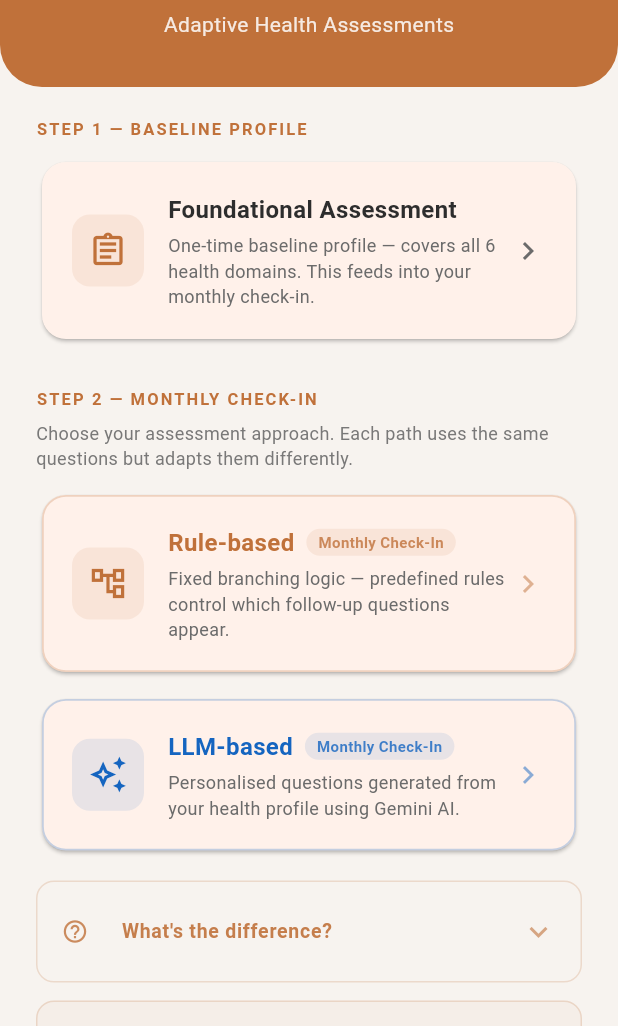
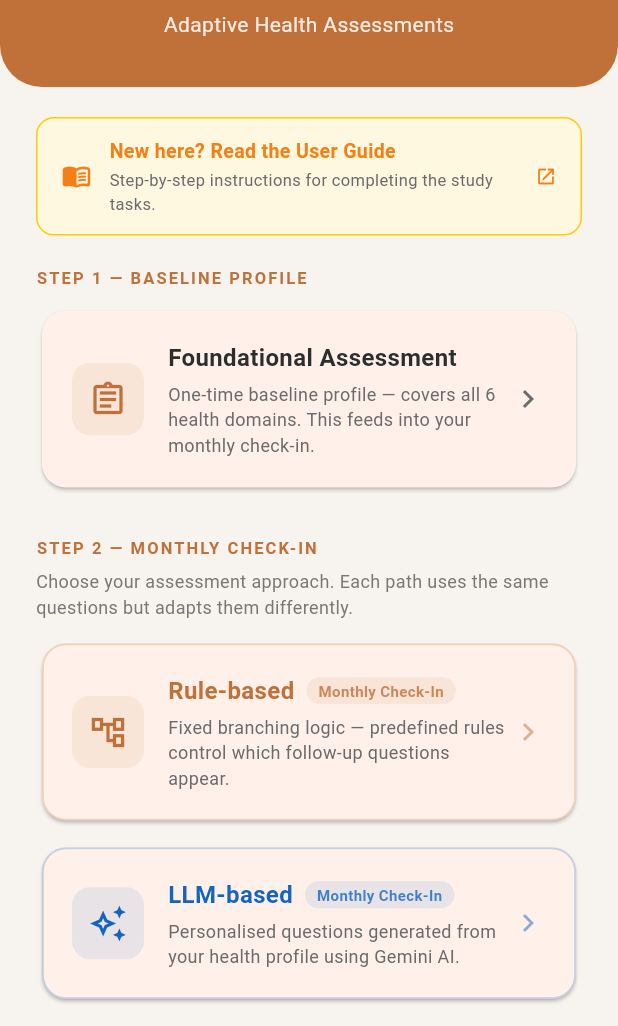
Before and after one commit to JayReeMarine/FWG-Adaptive-Assessments, a Flutter app: the screen it shows after launch, on a phone screen of 412 x 824 dp, the part 210-1236 px from its top. Run offline on Flutter 3.47's test engine with Material 3 defaults, Android fonts, the phone set to English and light mode, and no system bars; our stand-ins replace google_generative_ai, supabase_flutter; accounts and stored records are empty.

Commit message:
add user guide

```diff
--- a/flutter_mockup/lib/screens/home_page.dart
+++ b/flutter_mockup/lib/screens/home_page.dart
@@ -1,8 +1,14 @@
 import 'package:flutter/material.dart';
+import 'package:url_launcher/url_launcher.dart';
 import '../repositories/session_repository.dart';
 import '../utils/constants.dart';
 import 'survey_page.dart';
 import 'comparison_page.dart';
+
+// ── Update this URL once the PDF is hosted (e.g. GitHub raw or Vercel static) ─
+// For local Flutter web dev, place user_guide.pdf in flutter_mockup/web/ and
+// set this to '/user_guide.pdf'. For production, use the full hosted URL.
+const _kUserGuideUrl = '/user_guide.pdf';
 
 class HomePage extends StatefulWidget {
   const HomePage({super.key});
@@ -67,6 +73,10 @@
                       child: Column(
                         crossAxisAlignment: CrossAxisAlignment.start,
                         children: [
+                          // ── User Guide banner ────────────────────────────
+                          _buildUserGuideBanner(),
+                          const SizedBox(height: 20),
+
                           // ── Section 1: Foundational Assessment ───────────
                           _buildSectionLabel('Step 1 — Baseline Profile'),
                           const SizedBox(height: 10),
@@ -483,6 +493,64 @@
     );
   }
 
+  // ── User Guide banner ─────────────────────────────────────────────────────
+
+  Widget _buildUserGuideBanner() {
+    return GestureDetector(
+      onTap: () async {
+        final uri = Uri.base.resolve(_kUserGuideUrl);
+        final launched = await launchUrl(uri, webOnlyWindowName: '_blank');
+
+        if (!launched && mounted) {
+          ScaffoldMessenger.of(context).showSnackBar(
+            const SnackBar(
+              content: Text('Could not open the User Guide.'),
+            ),
+          );
+        }
+      },
+      child: Container(
+        width: double.infinity,
+        padding: const EdgeInsets.symmetric(vertical: 12, horizontal: 16),
+        decoration: BoxDecoration(
+          color: const Color(0xFFFFF8E1),
+          border: Border.all(color: const Color(0xFFFFCC02), width: 1),
+          borderRadius: BorderRadius.circular(12),
+        ),
+        child: Row(
+          children: [
+            const Icon(Icons.menu_book_rounded,
+                size: 20, color: Color(0xFFF57F17)),
+            const SizedBox(width: 12),
+            const Expanded(
+              child: Column(
+                crossAxisAlignment: CrossAxisAlignment.start,
+                children: [
+                  Text(
+                    'New here? Read the User Guide',
+                    style: TextStyle(
+                      fontSize: 13,
+                      fontWeight: FontWeight.w600,
+                      color: Color(0xFFF57F17),
+                    ),
+                  ),
+                  SizedBox(height: 2),
+                  Text(
+                    'Step-by-step instructions for completing the study tasks.',
+                    style: TextStyle(
+                        fontSize: 11, color: AppColors.textSecondary),
+                  ),
+                ],
+              ),
+            ),
+            const Icon(Icons.open_in_new,
+                size: 14, color: Color(0xFFF57F17)),
+          ],
+        ),
+      ),
+    );
+  }
+
   // ── Side-by-side comparison link ─────────────────────────────────────────
 
   Widget _buildSideBySideLink() {
--- a/flutter_mockup/pubspec.yaml
+++ b/flutter_mockup/pubspec.yaml
@@ -33,6 +33,7 @@
   supabase_flutter: ^2.6.0
   google_generative_ai: ^0.4.6
   http: ^1.2.0
+  url_launcher: ^6.3.0
 
   # The following adds the Cupertino Icons font to your application.
   # Use with the CupertinoIcons class for iOS style icons.
```
Also changed, not shown: flutter_mockup/pubspec.lock, 1 other file.
